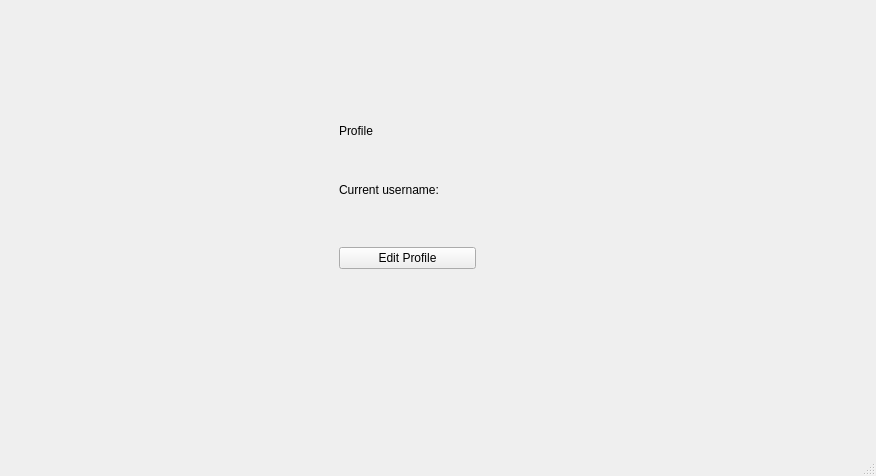
First picture: the form in mainwindow.ui, repository Shikhrrr/AttendanceManager, before the edit.
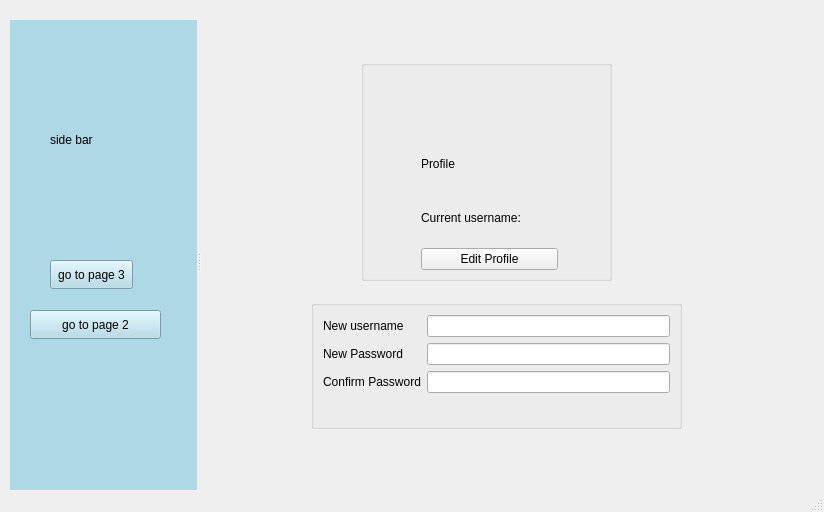
Second picture: the form after the edit. The open tabs and pages were chosen to show the change.

Commit message: some progress on the side bar

The edit to the form file:
```diff
--- a/mainwindow.ui
+++ b/mainwindow.ui
@@ -6,28 +6,97 @@
    <rect>
     <x>0</x>
     <y>0</y>
-    <width>876</width>
-    <height>476</height>
+    <width>824</width>
+    <height>512</height>
    </rect>
   </property>
   <property name="windowTitle">
    <string>MainWindow</string>
   </property>
   <widget class="QWidget" name="centralwidget">
-   <layout class="QHBoxLayout" name="horizontalLayout">
-    <item>
+   <widget class="QSplitter" name="splitter">
+    <property name="geometry">
+     <rect>
+      <x>10</x>
+      <y>20</y>
+      <width>801</width>
+      <height>481</height>
+     </rect>
+    </property>
+    <property name="orientation">
+     <enum>Qt::Orientation::Horizontal</enum>
+    </property>
+    <widget class="QStackedWidget" name="stackedWidget_2">
+     <property name="minimumSize">
+      <size>
+       <width>50</width>
+       <height>0</height>
+      </size>
+     </property>
+     <property name="maximumSize">
+      <size>
+       <width>187</width>
+       <height>16777215</height>
+      </size>
+     </property>
+     <property name="styleSheet">
+      <string notr="true">background-color: lightblue;</string>
+     </property>
+     <widget class="QWidget" name="page_3">
+      <widget class="QLabel" name="label_5">
+       <property name="geometry">
+        <rect>
+         <x>40</x>
+         <y>110</y>
+         <width>63</width>
+         <height>20</height>
+        </rect>
+       </property>
+       <property name="text">
+        <string>side bar</string>
+       </property>
+      </widget>
+      <widget class="QPushButton" name="pushButton_2">
+       <property name="geometry">
+        <rect>
+         <x>40</x>
+         <y>240</y>
+         <width>83</width>
+         <height>29</height>
+        </rect>
+       </property>
+       <property name="text">
+        <string>go to page 3</string>
+       </property>
+      </widget>
+      <widget class="QPushButton" name="pushButton">
+       <property name="geometry">
+        <rect>
+         <x>20</x>
+         <y>290</y>
+         <width>131</width>
+         <height>29</height>
+        </rect>
+       </property>
+       <property name="text">
+        <string>go to page 2</string>
+       </property>
+      </widget>
+     </widget>
+     <widget class="QWidget" name="page_4"/>
+    </widget>
      <widget class="QStackedWidget" name="stackedWidget">
       <property name="currentIndex">
        <number>0</number>
       </property>
       <widget class="QWidget" name="p2">
-       <widget class="QPushButton" name="pushButton_2">
+      <widget class="QLabel" name="label_7">
         <property name="geometry">
          <rect>
-          <x>340</x>
-          <y>200</y>
-          <width>83</width>
-          <height>29</height>
+         <x>210</x>
+         <y>220</y>
+         <width>63</width>
+         <height>20</height>
          </rect>
         </property>
         <property name="text">
@@ -36,32 +105,38 @@
        </widget>
       </widget>
       <widget class="QWidget" name="p3">
-       <widget class="QLabel" name="label_4">
+      <widget class="QGroupBox" name="groupBox">
         <property name="geometry">
          <rect>
-          <x>330</x>
-          <y>90</y>
-          <width>132</width>
-          <height>63</height>
-         </rect>
-        </property>
-        <property name="styleSheet">
-         <string notr="true">font: 28pt &quot;Segoe UI&quot;;</string>
-        </property>
-        <property name="text">
-         <string>Profile</string>
-        </property>
-       </widget>
+         <x>160</x>
+         <y>40</y>
+         <width>251</width>
+         <height>221</height>
+        </rect>
+       </property>
+       <property name="title">
+        <string/>
+       </property>
        <widget class="QWidget" name="layoutWidget">
         <property name="geometry">
          <rect>
-          <x>330</x>
-          <y>130</y>
+          <x>60</x>
+          <y>80</y>
           <width>137</width>
           <height>130</height>
          </rect>
         </property>
         <layout class="QVBoxLayout" name="verticalLayout_4">
+         <item>
+          <widget class="QLabel" name="label_4">
+           <property name="styleSheet">
+            <string notr="true">font: 28pt &quot;Segoe UI&quot;;</string>
+           </property>
+           <property name="text">
+            <string>Profile</string>
+           </property>
+          </widget>
+         </item>
          <item>
           <layout class="QHBoxLayout" name="horizontalLayout_6">
            <item>
@@ -90,14 +165,60 @@
         </layout>
        </widget>
       </widget>
+      <widget class="QGroupBox" name="groupBox_2">
+       <property name="geometry">
+        <rect>
+         <x>110</x>
+         <y>280</y>
+         <width>371</width>
+         <height>129</height>
+        </rect>
+       </property>
+       <property name="title">
+        <string/>
+       </property>
+       <layout class="QFormLayout" name="formLayout_2">
+        <item row="0" column="0">
+         <widget class="QLabel" name="label">
+          <property name="text">
+           <string>New username</string>
+          </property>
+         </widget>
+        </item>
+        <item row="0" column="1">
+         <widget class="QLineEdit" name="newUserName"/>
+        </item>
+        <item row="1" column="0">
+         <widget class="QLabel" name="label_3">
+          <property name="text">
+           <string>New Password</string>
+          </property>
+         </widget>
+        </item>
+        <item row="1" column="1">
+         <widget class="QLineEdit" name="newPassword"/>
+        </item>
+        <item row="2" column="0">
+         <widget class="QLabel" name="label_2">
+          <property name="text">
+           <string>Confirm Password</string>
+          </property>
+         </widget>
+        </item>
+        <item row="2" column="1">
+         <widget class="QLineEdit" name="newPasswordConfirmed"/>
+        </item>
+       </layout>
+      </widget>
+     </widget>
       <widget class="QWidget" name="p1">
-       <widget class="QPushButton" name="pushButton">
+      <widget class="QLabel" name="label_6">
         <property name="geometry">
          <rect>
-          <x>340</x>
+         <x>240</x>
           <y>200</y>
-          <width>131</width>
-          <height>29</height>
+         <width>91</width>
+         <height>21</height>
          </rect>
         </property>
         <property name="text">
@@ -106,8 +227,7 @@
        </widget>
       </widget>
      </widget>
-    </item>
-   </layout>
+   </widget>
   </widget>
   <widget class="QStatusBar" name="statusbar"/>
  </widget>
```
Left out of the diff: 4 changed lines with no effect on the pictures. Lines whose indentation alone changed are shown as unchanged. The commit also changes 2 other files.
